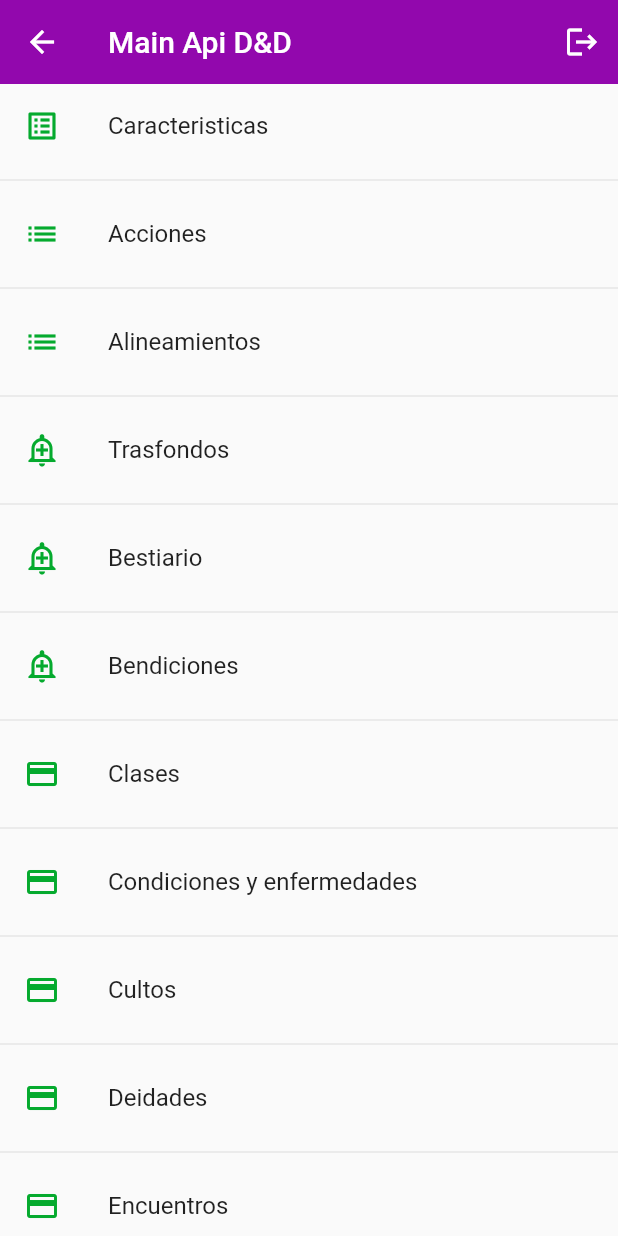
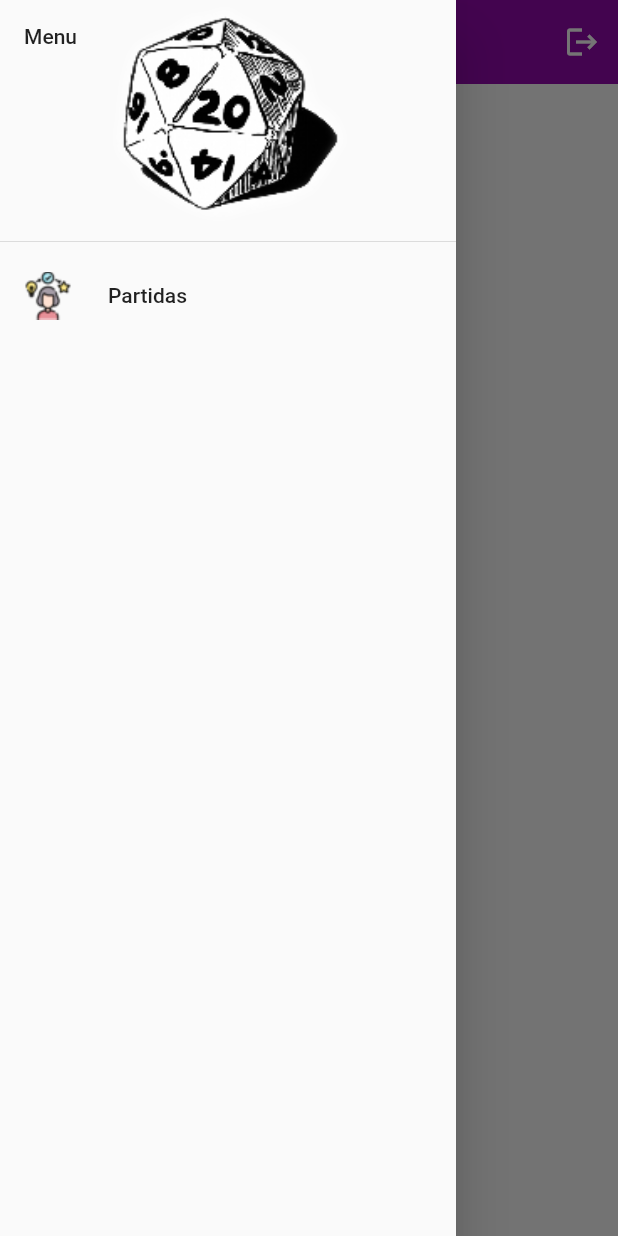
Before and after one commit to probhaal69/d_d_asistant, a Flutter app: the PaginaPrincipal screen opened by its route, with the side drawer open (before the commit the screen has no drawer), on a phone screen of 412 x 824 dp. Run offline on Flutter 3.47's test engine with Material 2 defaults, Android fonts, the phone set to English and light mode, and no system bars; our stand-ins replace flutter_dotenv, flutter_native_splash, flutter_staggered_animations, shared_preferences; accounts and stored records are empty.

Commit message:
👌 IMPROVE: añadido sistema de partidas y relaciones de partidas y usuarios, tambien agregado primer icono, funciona, ensegida actualizare todos los iconos

```diff
--- a/lib/models/menu_option.dart
+++ b/lib/models/menu_option.dart
@@ -3,7 +3,7 @@ import 'package:flutter/material.dart' show IconData, Widget;
 class MenuOption {
 
   final String route;
-  final IconData icon;
+  final Widget icon;
   final String name;
   final Widget screen;
 
--- a/lib/router/app_routes.dart
+++ b/lib/router/app_routes.dart
@@ -2,149 +2,163 @@ import 'package:flutter/material.dart';
 import 'package:d_d_asistant/screens/login_registrer/auth.dart';
 import 'package:d_d_asistant/models/models.dart';
 import 'package:d_d_asistant/screens/apis_screen/_screens.dart';
+import 'package:d_d_asistant/screens/partidas/screens.dart';
 
 
 class AppRoutes {
 
   static const initialRoute = '/login';
 
+  static final menuDesplegable = <MenuOption>[
+    MenuOption(
+        route: 'partidas',
+        name: 'Partidas',
+        screen: const Partidas(),
+        icon: Image.asset('assets/abilityScores.png')),
+    // MenuOption(
+    //     route: 'Bestiary',
+    //     name: 'Bestiario',
+    //     screen: const BestiaryDnD(),
+    //     icon: Icons.add_alert_outlined),
+  ];
+
   static final menuOptions = <MenuOption>[
 
-    MenuOption(
-        route: 'ability_scores',
-        name: 'Caracteristicas',
-        screen: const AbilityDnD(),
-        icon: Icons.list_alt),
-    MenuOption(
-        route: 'acciones',
-        name: 'Acciones',
-        screen: const ActionsDnD(),
-        icon: Icons.list),
-    MenuOption(
-        route: 'alignments',
-        name: 'Alineamientos',
-        screen: const AlignmentsDnD(),
-        icon: Icons.list),
-    MenuOption(
-        route: 'backgrounds',
-        name: 'Trasfondos',
-        screen: const BackgroundsDnD(),
-        icon: Icons.add_alert_outlined),
-    MenuOption(
-        route: 'Bestiary',
-        name: 'Bestiario',
-        screen: const BestiaryDnD(),
-        icon: Icons.add_alert_outlined),
-    MenuOption(
-        route: 'Boons',
-        name: 'Bendiciones',
-        screen: const BoonsDnD(),
-        icon: Icons.add_alert_outlined),
-    MenuOption(
-        route: 'clases',
-        name: 'Clases',
-        screen: const ClasesDnD(),
-        icon: Icons.credit_card),
-    MenuOption(
-        route: 'Conditions',
-        name: 'Condiciones y enfermedades',
-        screen: const ConditionsDiseasesDnD(),
-        icon: Icons.credit_card),
-    MenuOption(
-        route: 'Cults',
-        name: 'Cultos',
-        screen: const CultsDnD(),
-        icon: Icons.credit_card),
-    MenuOption(
-        route: 'Deities',
-        name: 'Deidades',
-        screen: const DeitiesDnD(),
-        icon: Icons.credit_card),
-    MenuOption(
-        route: 'Encounters',
-        name: 'Encuentros',
-        screen: const EncountersDnD(),
-        icon: Icons.credit_card),
-    MenuOption(
-        route: 'feats',
-        name: 'Dotes',
-        screen: const FeatsDnD(),
-        icon: Icons.details),
-    MenuOption(
-        route: 'items_base',
-        name: 'Items_base',
-        screen: const ItemBaseDnD(),
-        icon: Icons.details),
-    MenuOption(
-        route: 'items',
-        name: 'Items',
-        screen: const ItemsDnD(),
-        icon: Icons.details),
-    MenuOption(
-        route: 'languages',
-        name: 'Idiomas',
-        screen: const LanguagesDnD(),
-        icon: Icons.build_circle_outlined),
-    MenuOption(
-        route: 'loot',
-        name: 'Recompensas',
-        screen: const LootDnD(),
-        icon: Icons.build_circle_outlined),
-    MenuOption(
-        route: 'magicvariants',
-        name: 'Variantes magicas',
-        screen: const MagicvariantsDnD(),
-        icon: Icons.build_circle_outlined),
-    MenuOption(
-        route: 'monsterfeatures',
-        name: 'Caraceristicas de monstruos',
-        screen: const MonsterfeaturesDnD(),
-        icon: Icons.build_circle_outlined),
-    MenuOption(
-        route: 'names',
-        name: 'Nombres',
-        screen: const NamesDnD(),
-        icon: Icons.build_circle_outlined),
-    MenuOption(
-        route: 'objects',
-        name: 'Objetos',
-        screen: const ObjectsDnD(),
-        icon: Icons.build_circle_outlined),
-    MenuOption(
-        route: 'races',
-        name: 'Razas',
-        screen: const RacesDnD(),
-        icon: Icons.build_circle_outlined),
-    MenuOption(
-        route: 'senses',
-        name: 'Sentidos',
-        screen: const SensesDnD(),
-        icon: Icons.build_circle_outlined),
-    MenuOption(
-        route: 'skills',
-        name: 'Habilidades',
-        screen: const SkillsDnD(),
-        icon: Icons.build_circle_outlined),
-    MenuOption(
-        route: 'spells',
-        name: 'Hechizos',
-        screen: const SpellsDnD(),
-        icon: Icons.build_circle_outlined),
-    MenuOption(
-        route: 'subclasses',
-        name: 'Subclasses',
-        screen: const SubClassesDnD(),
-        icon: Icons.build_circle_outlined),
-    MenuOption(
-        route: 'subraces',
-        name: 'Subrazas',
-        screen: const SubRacesDnD(),
-        icon: Icons.build_circle_outlined),
-    MenuOption(
-        route: 'tables',
-        name: 'Tablas',
-        screen: const TablesDnD(),
-        icon: Icons.build_circle_outlined),
+    // MenuOption(
+    //     route: 'ability_scores',
+    //     name: 'Caracteristicas',
+    //     screen: const AbilityDnD(),
+    //     icon: Icons.list_alt),
+    // MenuOption(
+    //     route: 'acciones',
+    //     name: 'Acciones',
+    //     screen: const ActionsDnD(),
+    //     icon: Icons.list),
+    // MenuOption(
+    //     route: 'alignments',
+    //     name: 'Alineamientos',
+    //     screen: const AlignmentsDnD(),
+    //     icon: Icons.list),
+    // MenuOption(
+    //     route: 'backgrounds',
+    //     name: 'Trasfondos',
+    //     screen: const BackgroundsDnD(),
+    //     icon: Icons.add_alert_outlined),
+    // MenuOption(
+    //     route: 'Bestiary',
+    //     name: 'Bestiario',
+    //     screen: const BestiaryDnD(),
+    //     icon: Icons.add_alert_outlined),
+    // MenuOption(
+    //     route: 'Boons',
+    //     name: 'Bendiciones',
+    //     screen: const BoonsDnD(),
+    //     icon: Icons.add_alert_outlined),
+    // MenuOption(
+    //     route: 'clases',
+    //     name: 'Clases',
+    //     screen: const ClasesDnD(),
+    //     icon: Icons.credit_card),
+    // MenuOption(
+    //     route: 'Conditions',
+    //     name: 'Condiciones y enfermedades',
+    //     screen: const ConditionsDiseasesDnD(),
+    //     icon: Icons.credit_card),
+    // MenuOption(
+    //     route: 'Cults',
+    //     name: 'Cultos',
+    //     screen: const CultsDnD(),
+    //     icon: Icons.credit_card),
+    // MenuOption(
+    //     route: 'Deities',
+    //     name: 'Deidades',
+    //     screen: const DeitiesDnD(),
+    //     icon: Icons.credit_card),
+    // MenuOption(
+    //     route: 'Encounters',
+    //     name: 'Encuentros',
+    //     screen: const EncountersDnD(),
+    //     icon: Icons.credit_card),
+    // MenuOption(
+    //     route: 'feats',
+    //     name: 'Dotes',
+    //     screen: const FeatsDnD(),
+    //     icon: Icons.details),
+    // MenuOption(
+    //     route: 'items_base',
+    //     name: 'Items_base',
+    //     screen: const ItemBaseDnD(),
+    //     icon: Icons.details),
+    // MenuOption(
+    //     route: 'items',
+    //     name: 'Items',
+    //     screen: const ItemsDnD(),
+    //     icon: Icons.details),
+    // MenuOption(
+    //     route: 'languages',
+    //     name: 'Idiomas',
+    //     screen: const LanguagesDnD(),
+    //     icon: Icons.build_circle_outlined),
+    // MenuOption(
+    //     route: 'loot',
+    //     name: 'Recompensas',
+    //     screen: const LootDnD(),
+    //     icon: Icons.build_circle_outlined),
+    // MenuOption(
+    //     route: 'magicvariants',
+    //     name: 'Variantes magicas',
+    //     screen: const MagicvariantsDnD(),
+    //     icon: Icons.build_circle_outlined),
+    // MenuOption(
+    //     route: 'monsterfeatures',
+    //     name: 'Caraceristicas de monstruos',
+    //     screen: const MonsterfeaturesDnD(),
+    //     icon: Icons.build_circle_outlined),
+    // MenuOption(
+    //     route: 'names',
+    //     name: 'Nombres',
+    //     screen: const NamesDnD(),
+    //     icon: Icons.build_circle_outlined),
+    // MenuOption(
+    //     route: 'objects',
+    //     name: 'Objetos',
+    //     screen: const ObjectsDnD(),
+    //     icon: Icons.build_circle_outlined),
+    // MenuOption(
+    //     route: 'races',
+    //     name: 'Razas',
+    //     screen: const RacesDnD(),
+    //     icon: Icons.build_circle_outlined),
+    // MenuOption(
+    //     route: 'senses',
+    //     name: 'Sentidos',
+    //     screen: const SensesDnD(),
+    //     icon: Icons.build_circle_outlined),
+    // MenuOption(
+    //     route: 'skills',
+    //     name: 'Habilidades',
+    //     screen: const SkillsDnD(),
+    //     icon: Icons.build_circle_outlined),
+    // MenuOption(
+    //     route: 'spells',
+    //     name: 'Hechizos',
+    //     screen: const SpellsDnD(),
+    //     icon: Icons.build_circle_outlined),
+    // MenuOption(
+    //     route: 'subclasses',
+    //     name: 'Subclasses',
+    //     screen: const SubClassesDnD(),
+    //     icon: Icons.build_circle_outlined),
+    // MenuOption(
+    //     route: 'subraces',
+    //     name: 'Subrazas',
+    //     screen: const SubRacesDnD(),
+    //     icon: Icons.build_circle_outlined),
+    // MenuOption(
+    //     route: 'tables',
+    //     name: 'Tablas',
+    //     screen: const TablesDnD(),
+    //     icon: Icons.build_circle_outlined),
   ];
 
   static Map<String, Widget Function(BuildContext)> getAppRoutes() {
@@ -159,6 +173,9 @@ class AppRoutes {
     for (final option in menuOptions) {
       appRoutes.addAll({option.route: (BuildContext context) => option.screen});
     }
+    for (final option in menuDesplegable) {
+      appRoutes.addAll({option.route: (BuildContext context) => option.screen});
+    }
 
     return appRoutes;
   }
--- a/lib/screens/pagina_principal.dart
+++ b/lib/screens/pagina_principal.dart
@@ -14,6 +14,7 @@ class PaginaPrincipal extends StatefulWidget {
 
 class _PaginaPrincipalState extends State<PaginaPrincipal> {
   final menuOptions = AppRoutes.menuOptions;
+  final menuDesplegable = AppRoutes.menuDesplegable;
   int? idSesion;    //! Variable para recoger el id del usuario
 
   @override
@@ -45,10 +46,39 @@ class _PaginaPrincipalState extends State<PaginaPrincipal> {
             ],
             title: const Text('Main Api D&D'),
           ),
+          drawer: Drawer(
+            child: ListView(
+              padding: EdgeInsets.zero,
+              children: <Widget>[
+                const DrawerHeader(
+                  decoration: BoxDecoration(
+                    image: DecorationImage(
+                      image: AssetImage('assets/headerDice.png'),
+                      fit: BoxFit.fitHeight,
+                    ),
+                    // color: Colors.blue,
+                  ),
+                  child: Text('Menu')
+                ),
+                for (var option in menuDesplegable)
+                  ListTile(
+                    // leading: Icon(option.icon,
+                    //     color: AppTheme.darkTheme.primaryColor),
+                    leading: option.icon,
+                    title: Text(option.name),
+                    onTap: () {
+                      Navigator.pop(context); // Close the drawer
+                      Navigator.pushNamed(context, option.route);
+                    },
+                  ),
+              ],
+            ),
+          ),
           body: ListView.separated(
               itemBuilder: (context, i) => ListTile(
-                    leading: Icon(menuOptions[i].icon,
-                        color: AppTheme.darkTheme.primaryColor),
+                    // leading: Icon(menuOptions[i].icon,
+                    //     color: AppTheme.darkTheme.primaryColor),
+                    leading: menuOptions[i].icon,
                     title: Text(menuOptions[i].name),
                     onTap: () {
                       Navigator.pushNamed(context, menuOptions[i].route);
--- /dev/null
+++ b/lib/screens/partidas/screens.dart
@@ -0,0 +1,2 @@
+export 'package:d_d_asistant/screens/partidas/partidas.dart';
+export 'package:d_d_asistant/screens/partidas/partidas_id.dart';
--- a/pubspec.yaml
+++ b/pubspec.yaml
@@ -50,6 +50,8 @@ dev_dependencies:
 flutter:
   assets:
     - .env
+    - assets/headerDice.png
+    - assets/abilityScores.png
 
   # The following line ensures that the Material Icons font is
   # included with your application, so that you can use the icons in
```
Also changed, not shown: lib/models/services/api_connection.dart (+43 -0 lines), lib/screens/partidas/partidas.dart (added, +167 -0 lines), lib/screens/partidas/partidas_id.dart (added, +163 -0 lines), assets/abilityScores.png (added), assets/headerDice.png (added), pubspec.lock.
